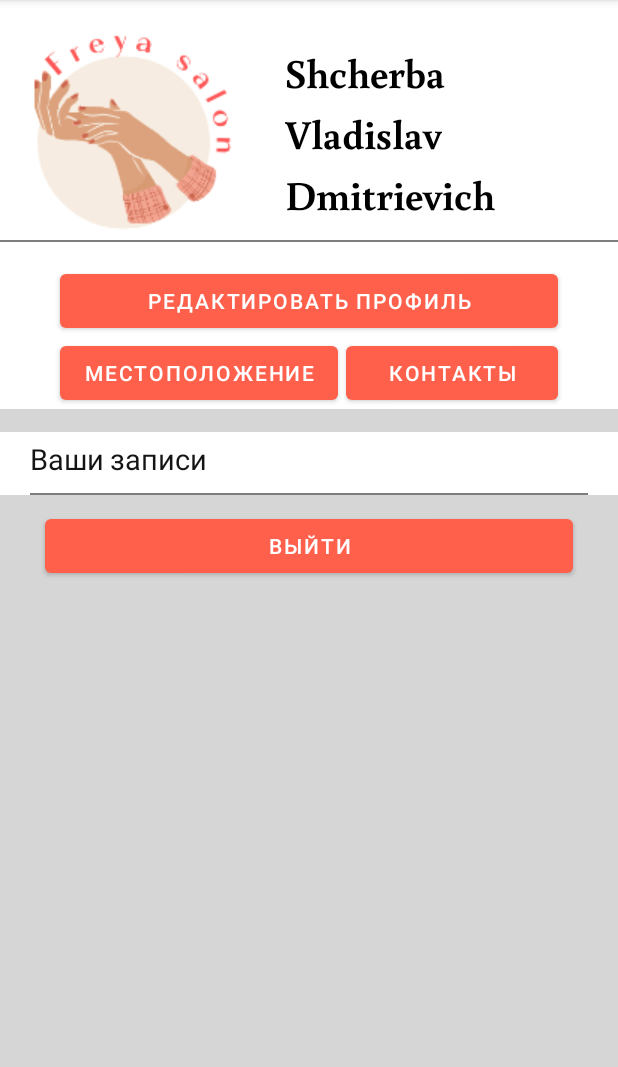
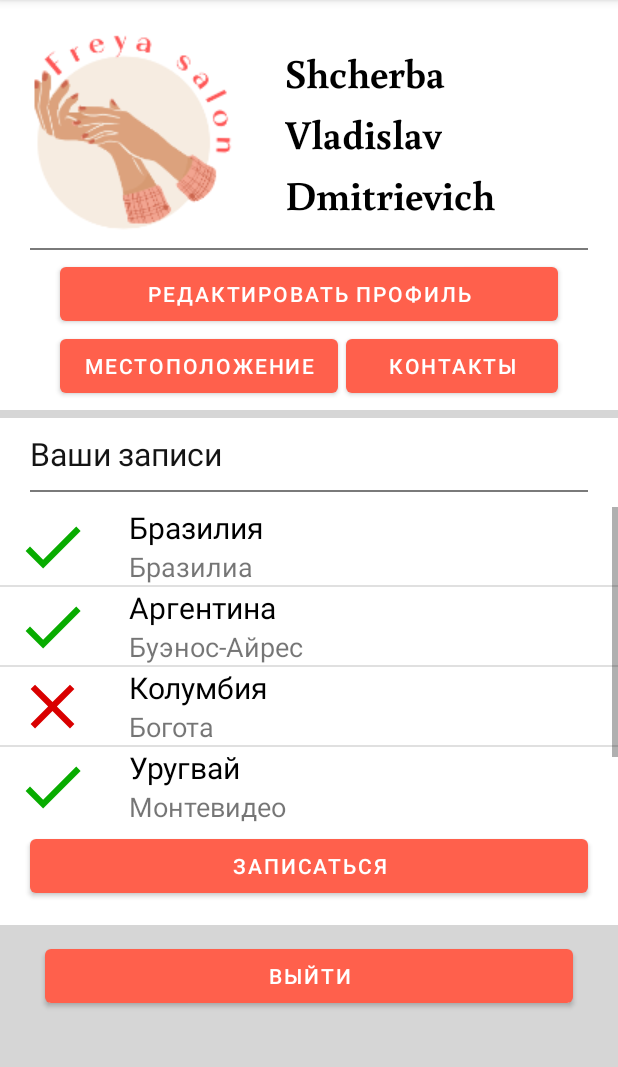
Before and after one commit to NKSnap/FREYA_PROJECT, an Android app: the RecordsListFragment screen opened directly, with no data from a screen before it, on a phone screen of 412 x 824 dp, the part 84-1151 px from its top. Run offline under Robolectric (Android 15) with nearby library versions, the phone set to English and light mode, and no system bars; 3 statements that could not run were skipped.

Commit message:
Added list of records to the AccountActivity
# Добавлен список записей для примера, далее данные будут считываться из базы данныз SQLite

```diff
--- /dev/null
+++ b/app/src/main/java/com/firstapplication/freya/presenter/account/AccountPresenter.java
@@ -0,0 +1,4 @@
+package com.firstapplication.freya.presenter.account;
+
+public class AccountPresenter {
+}
--- /dev/null
+++ b/app/src/main/java/com/firstapplication/freya/presenter/account/Record.java
@@ -0,0 +1,37 @@
+package com.firstapplication.freya.presenter.account;
+
+public class Record {
+    private String haircut;
+    private String dateAndTime;
+    private int isActive;
+
+    public Record(String haircut, String dateAndTime, int flag){
+        this.haircut = haircut;
+        this.dateAndTime = dateAndTime;
+        this.isActive =flag;
+    }
+
+    public String getHaircut() {
+        return this.haircut;
+    }
+
+    public void setHaircut(String haircut) {
+        this.haircut = haircut;
+    }
+
+    public String getDateAndTime() {
+        return this.dateAndTime;
+    }
+
+    public void setDateAndTime(String dateAndTime) {
+        this.dateAndTime = dateAndTime;
+    }
+
+    public int getIsActive() {
+        return this.isActive;
+    }
+
+    public void setIsActive(int isActive) {
+        this.isActive = isActive;
+    }
+}
--- /dev/null
+++ b/app/src/main/java/com/firstapplication/freya/presenter/account/RecordAdapter.java
@@ -0,0 +1,43 @@
+package com.firstapplication.freya.presenter.account;
+
+import android.annotation.SuppressLint;
+import android.content.Context;
+import android.view.LayoutInflater;
+import android.view.View;
+import android.view.ViewGroup;
+import android.widget.ArrayAdapter;
+import android.widget.ImageView;
+import android.widget.TextView;
+
+import com.firstapplication.freya.R;
+
+import java.util.List;
+
+
+public class RecordAdapter extends ArrayAdapter<Record> {
+    private final LayoutInflater inflater;
+    private final int layout;
+    private final List<Record> records;
+
+    public RecordAdapter(Context context, int resource, List<Record> records) {
+        super(context, resource, records);
+        this.records = records;
+        this.layout = resource;
+        this.inflater = LayoutInflater.from(context);
+    }
+
+    public View getView(int position, View convertView, ViewGroup parent) {
+        @SuppressLint("ViewHolder") View view = inflater.inflate(this.layout, parent, false);
+        Record record = records.get(position);
+
+        ImageView imageIsActive = view.findViewById(R.id.img_is_active);
+        TextView textHaircut = view.findViewById(R.id.tw_haircut);
+        TextView textDateAndTime = view.findViewById(R.id.tw_date_and_time);
+
+        imageIsActive.setImageResource(record.getIsActive());
+        textHaircut.setText(record.getHaircut());
+        textDateAndTime.setText(record.getDateAndTime());
+
+        return view;
+    }
+}
--- a/app/src/main/java/com/firstapplication/freya/view/account/fragment/RecordsListFragment.java
+++ b/app/src/main/java/com/firstapplication/freya/view/account/fragment/RecordsListFragment.java
@@ -1,22 +1,57 @@
 package com.firstapplication.freya.view.account.fragment;
 
+import android.content.Context;
 import android.os.Bundle;
 
+import androidx.annotation.NonNull;
+import androidx.annotation.Nullable;
 import androidx.fragment.app.Fragment;
 
 import android.view.LayoutInflater;
 import android.view.View;
 import android.view.ViewGroup;
+import android.widget.ListView;
 
 import com.firstapplication.freya.R;
+import com.firstapplication.freya.presenter.account.Record;
+import com.firstapplication.freya.presenter.account.RecordAdapter;
+
+import java.util.ArrayList;
 
 
 public class RecordsListFragment extends Fragment {
+    private Context context;
+    private ListView recordsList;
+
+    private ArrayList<Record> records = new ArrayList<>();
+
+    @Override
+    public void onAttach(@NonNull Context context) {
+        super.onAttach(context);
+        this.context = context;
+    }
 
     @Override
     public View onCreateView(LayoutInflater inflater, ViewGroup container,
                              Bundle savedInstanceState) {
-
         return inflater.inflate(R.layout.fragment_records_list, container, false);
     }
+
+    @Override
+    public void onViewCreated(@NonNull View view, @Nullable Bundle savedInstanceState) {
+        super.onViewCreated(view, savedInstanceState);
+        setInitialData();
+
+        recordsList = view.findViewById(R.id.list_records);
+        RecordAdapter recordAdapter = new RecordAdapter(context, R.layout.list_records, records);
+        recordsList.setAdapter(recordAdapter);
+    }
+
+    private void setInitialData(){
+        records.add(new Record("Бразилия", "Бразилиа", R.drawable.ic_done_24));
+        records.add(new Record("Аргентина", "Буэнос-Айрес", R.drawable.ic_done_24));
+        records.add(new Record("Колумбия", "Богота", R.drawable.ic_close_24));
+        records.add(new Record("Уругвай", "Монтевидео", R.drawable.ic_done_24));
+        records.add(new Record("Чили", "Сантьяго", R.drawable.ic_close_24));
+    }
 }
--- /dev/null
+++ b/app/src/main/res/drawable/ic_close_24.xml
@@ -0,0 +1,5 @@
+<vector android:height="24dp" android:tint="#D90000"
+    android:viewportHeight="24" android:viewportWidth="24"
+    android:width="24dp" xmlns:android="http://schemas.android.com/apk/res/android">
+    <path android:fillColor="@android:color/white" android:pathData="M19,6.41L17.59,5 12,10.59 6.41,5 5,6.41 10.59,12 5,17.59 6.41,19 12,13.41 17.59,19 19,17.59 13.41,12z"/>
+</vector>
--- /dev/null
+++ b/app/src/main/res/drawable/ic_done_24.xml
@@ -0,0 +1,10 @@
+<vector xmlns:android="http://schemas.android.com/apk/res/android"
+    android:width="24dp"
+    android:height="24dp"
+    android:tint="#08AC00"
+    android:viewportWidth="24"
+    android:viewportHeight="24">
+    <path
+        android:fillColor="@android:color/white"
+        android:pathData="M9,16.2L4.8,12l-1.4,1.4L9,19 21,7l-1.4,-1.4L9,16.2z" />
+</vector>
--- a/app/src/main/res/layout/activity_account.xml
+++ b/app/src/main/res/layout/activity_account.xml
@@ -6,7 +6,6 @@
     android:layout_height="match_parent"
     android:background="@color/background"
     tools:context=".view.account.activity.AccountActivity">
-
 
     <Button
         android:id="@+id/btn_get_out"
@@ -33,7 +32,7 @@
         android:name="com.firstapplication.freya.view.account.fragment.RecordsListFragment"
         android:layout_width="match_parent"
         android:layout_height="wrap_content"
-        android:layout_marginTop="15dp"
+        android:layout_marginTop="5dp"
         app:layout_constraintLeft_toLeftOf="parent"
         app:layout_constraintRight_toRightOf="parent"
         app:layout_constraintTop_toBottomOf="@id/fragment_container_account_data"/>
--- a/app/src/main/res/layout/fragment_account_data.xml
+++ b/app/src/main/res/layout/fragment_account_data.xml
@@ -64,6 +64,9 @@
         <View
             android:layout_width="fill_parent"
             android:layout_height="1dp"
+            android:layout_marginStart="20dp"
+            android:layout_marginTop="5dp"
+            android:layout_marginEnd="20dp"
             android:background="@color/gray" />
 
         <Button
@@ -71,13 +74,14 @@
             android:layout_width="match_parent"
             android:layout_height="wrap_content"
             android:layout_marginStart="40dp"
-            android:layout_marginTop="15dp"
+            android:layout_marginTop="5dp"
             android:layout_marginEnd="40dp"
             android:text="@string/text_edit_account" />
 
         <LinearLayout
             android:layout_width="match_parent"
             android:layout_height="wrap_content"
+            android:layout_marginBottom="5dp"
             android:orientation="horizontal">
 
             <Button
--- a/app/src/main/res/layout/fragment_records_list.xml
+++ b/app/src/main/res/layout/fragment_records_list.xml
@@ -12,12 +12,13 @@
         android:orientation="vertical">
 
         <TextView
+            style="@style/info_text"
             android:layout_width="wrap_content"
             android:layout_height="wrap_content"
-            android:layout_marginTop="5dp"
             android:layout_marginStart="20dp"
-            style="@style/info_text"
-            android:text="Ваши записи"/>
+            android:layout_marginTop="10dp"
+            android:textSize="21sp"
+            android:text="Ваши записи" />
 
         <View
             android:layout_width="fill_parent"
@@ -27,5 +28,21 @@
             android:layout_marginEnd="20dp"
             android:background="@color/gray" />
 
+        <ListView
+            android:id="@+id/list_records"
+            android:layout_width="match_parent"
+            android:layout_height="210dp"
+            android:layout_marginTop="10dp" />
+
+        <Button
+            android:id="@+id/btn_make_record"
+            android:layout_width="match_parent"
+            android:layout_height="wrap_content"
+            android:text="Записаться"
+            android:layout_marginStart="20dp"
+            android:layout_marginBottom="15dp"
+            android:layout_marginTop="5dp"
+            android:layout_marginEnd="20dp" />
+
     </LinearLayout>
 </FrameLayout>
--- /dev/null
+++ b/app/src/main/res/layout/list_records.xml
@@ -0,0 +1,41 @@
+<?xml version="1.0" encoding="utf-8"?>
+<androidx.constraintlayout.widget.ConstraintLayout xmlns:android="http://schemas.android.com/apk/res/android"
+    xmlns:app="http://schemas.android.com/apk/res-auto"
+    android:layout_width="match_parent"
+    android:layout_height="wrap_content">
+
+    <ImageView
+        android:id="@+id/img_is_active"
+        android:layout_width="70dp"
+        android:layout_height="50dp"
+        app:layout_constraintBottom_toBottomOf="parent"
+        app:layout_constraintLeft_toLeftOf="parent"
+        app:layout_constraintRight_toLeftOf="@+id/tw_haircut"
+        app:layout_constraintTop_toTopOf="parent" />
+
+    <TextView
+        android:id="@+id/tw_haircut"
+        android:layout_width="0dp"
+        android:layout_height="wrap_content"
+        android:layout_marginStart="16dp"
+        android:textColor="@color/black"
+        android:textSize="20sp"
+        android:text=""
+        app:layout_constraintBottom_toTopOf="@+id/tw_date_and_time"
+        app:layout_constraintLeft_toRightOf="@+id/img_is_active"
+        app:layout_constraintRight_toRightOf="parent"
+        app:layout_constraintTop_toTopOf="parent" />
+
+    <TextView
+        android:id="@+id/tw_date_and_time"
+        android:layout_width="0dp"
+        android:layout_height="wrap_content"
+        android:layout_marginStart="16dp"
+        android:textSize="18sp"
+        android:text=""
+        app:layout_constraintBottom_toBottomOf="parent"
+        app:layout_constraintLeft_toRightOf="@+id/img_is_active"
+        app:layout_constraintRight_toRightOf="parent"
+        app:layout_constraintTop_toBottomOf="@+id/tw_haircut" />
+
+</androidx.constraintlayout.widget.ConstraintLayout>
--- a/app/src/main/res/values/colors.xml
+++ b/app/src/main/res/values/colors.xml
@@ -8,7 +8,7 @@
     <color name="black">#FF000000</color>
     <color name="white">#FFFFFFFF</color>
     <color name="background">#D6D6D6</color>
-    <color name="gray">#7E7E7E</color>
+    <color name="gray">#7A7A7A</color>
 
     <color name="title">#FF604C</color>
     <color name="btn_blue">#0074CC</color>
```
